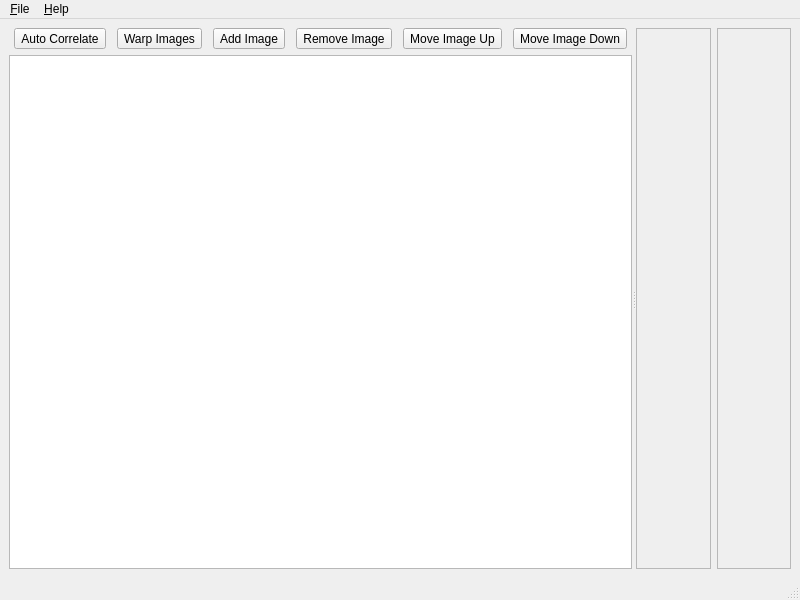
Old version of the form correlator.ui in the repository AndreRenaud/Timelapse.
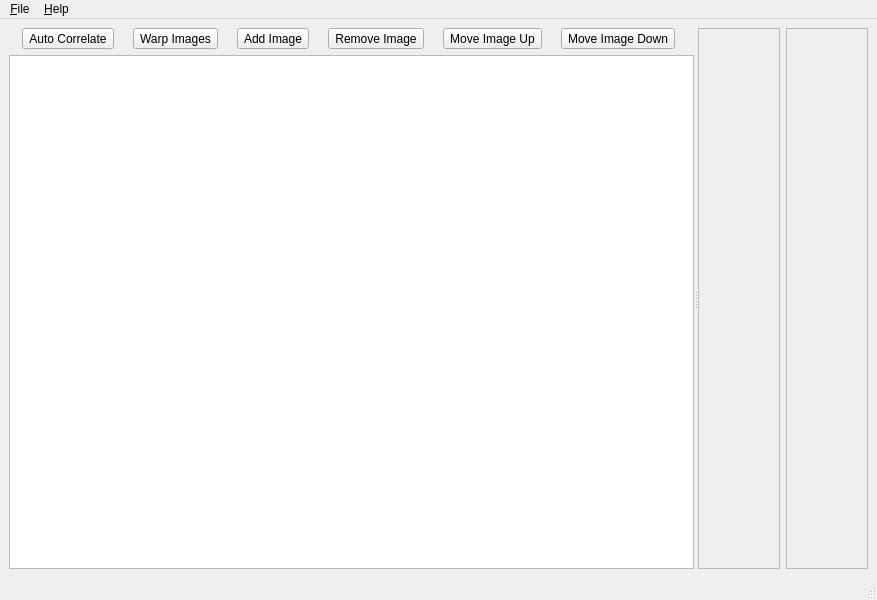
New version of the form. Icons and pictures are not drawn. Custom widgets are drawn as their Qt base class.

```diff
--- a/correlator.ui
+++ b/correlator.ui
@@ -6,7 +6,7 @@
    <rect>
     <x>0</x>
     <y>0</y>
-    <width>800</width>
+    <width>877</width>
     <height>600</height>
    </rect>
   </property>
@@ -120,7 +120,7 @@
     <rect>
      <x>0</x>
      <y>0</y>
-     <width>800</width>
+     <width>877</width>
      <height>25</height>
     </rect>
    </property>
```
Left out of the diff: 12 changed lines with no effect on the pictures.
